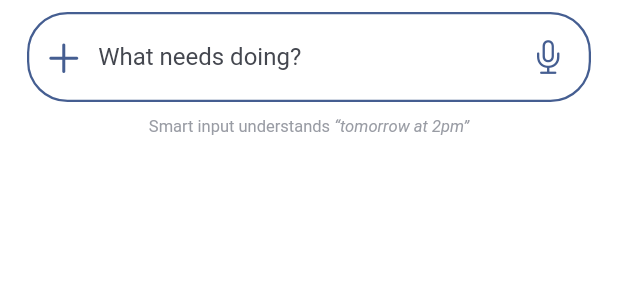
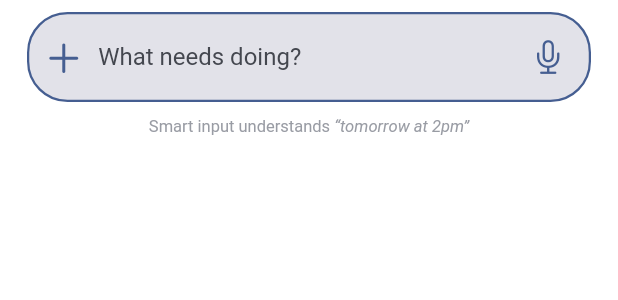
Before and after one commit to ruancanghui-hub/lessdo, a Flutter app: the QuickAdd widget shown alone on an empty page, opened directly with empty values, on a phone screen of 412 x 824 dp. Shown: the top 300 px of the screen. Run offline on Flutter 3.47's test engine with Material 3 defaults, Android fonts, the phone set to English and light mode, and no system bars; our stand-ins replace app_links, flutter_local_notifications, flutter_timezone, local_auth, share_plus, shared_preferences and 2 more; accounts and stored records are empty.

Commit message:
fix: harden accessibility release layouts

```diff
--- a/lib/pages/today_page.dart
+++ b/lib/pages/today_page.dart
@@ -52,14 +52,13 @@ class TodayPage extends StatelessWidget {
                         DateFormat.yMMMEd(
                           Localizations.localeOf(context).toLanguageTag(),
                         ).format(DateTime.now()),
-                        maxLines: 1,
-                        overflow: TextOverflow.ellipsis,
+                        maxLines: 2,
                         style: Theme.of(context).textTheme.headlineSmall,
                       ),
                       const SizedBox(height: 4),
                       Text(
                         l10n.thingsLeft(openCount),
-                        maxLines: 1,
+                        maxLines: 2,
                         overflow: TextOverflow.ellipsis,
                         style: const TextStyle(
                           color: Color(0xFF9699A1),
--- a/lib/widgets/quick_add.dart
+++ b/lib/widgets/quick_add.dart
@@ -47,7 +47,8 @@ class _QuickAddState extends State<QuickAdd> {
 
   @override
   Widget build(BuildContext context) {
-    final accent = Theme.of(context).colorScheme.primary;
+    final colorScheme = Theme.of(context).colorScheme;
+    final accent = colorScheme.primary;
     return Container(
       padding: const EdgeInsets.fromLTRB(18, 8, 18, 10),
       color: Theme.of(context).scaffoldBackgroundColor,
@@ -55,9 +56,10 @@ class _QuickAddState extends State<QuickAdd> {
         mainAxisSize: MainAxisSize.min,
         children: [
           Container(
+            key: const Key('quick-add-surface'),
             constraints: const BoxConstraints(minHeight: 60),
             decoration: BoxDecoration(
-              color: Colors.white.withValues(alpha: 0.74),
+              color: colorScheme.surfaceContainerHighest,
               border: Border.all(color: accent, width: 1.5),
               borderRadius: BorderRadius.circular(27),
             ),
@@ -79,10 +81,14 @@ class _QuickAddState extends State<QuickAdd> {
                       hintText: widget.grocery
                           ? 'Add an item'
                           : 'What needs doing?',
+                      hintStyle: TextStyle(color: colorScheme.onSurfaceVariant),
                       border: InputBorder.none,
                       isCollapsed: true,
                     ),
-                    style: const TextStyle(fontSize: 16),
+                    style: TextStyle(
+                      color: colorScheme.onSurface,
+                      fontSize: 16,
+                    ),
                   ),
                 ),
                 if (_controller.text.isNotEmpty)
```
Also changed, not shown: 2 other files.
